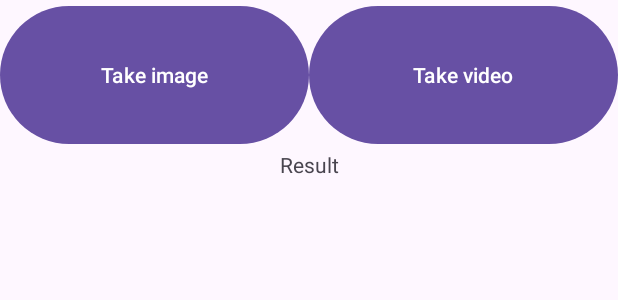
After one commit to minhquanBr2/HCMUS-mobiledev-intents, an Android app: the layout activity_khang1.xml on its own in the app's theme, with its tools: preview values and no code run, on a phone screen of 412 x 824 dp. The commit adds this screen. Shown: the top 300 px of the screen. Run offline under Robolectric (Android 15) with nearby library versions, the phone set to English and light mode, and no system bars.

Commit message:
Khang done

```diff
--- /dev/null
+++ b/app/src/main/res/layout/activity_khang1.xml
@@ -0,0 +1,36 @@
+<?xml version="1.0" encoding="utf-8"?>
+<LinearLayout xmlns:android="http://schemas.android.com/apk/res/android"
+    xmlns:app="http://schemas.android.com/apk/res-auto"
+    xmlns:tools="http://schemas.android.com/tools"
+    android:layout_width="match_parent"
+    android:layout_height="match_parent"
+    tools:context=".KhangActivity1"
+    android:orientation="vertical">
+    <LinearLayout
+        android:layout_width="match_parent"
+        android:layout_height="300px"
+        android:layout_weight="1">
+        <Button
+            android:layout_width="match_parent"
+            android:layout_height="match_parent"
+            android:layout_weight="1"
+            android:text="Take image"
+            android:id="@+id/imageButton"/>
+        <Button
+            android:layout_width="match_parent"
+            android:layout_height="match_parent"
+            android:layout_weight="1"
+            android:text="Take video"
+            android:id="@+id/videoButton"/>
+
+    </LinearLayout>
+    <TextView
+        android:layout_width="match_parent"
+        android:layout_height="match_parent"
+        android:layout_weight="1"
+        android:layout_gravity="center"
+        android:text="Result"
+        android:textAlignment="center"
+        android:id="@+id/resultText"/>
+
+</LinearLayout>
--- /dev/null
+++ b/app/src/main/res/xml/file_paths.xml
@@ -0,0 +1,3 @@
+<paths xmlns:android="http://schemas.android.com/apk/res/android">
+    <external-files-path name="my_images" path="Pictures" />
+</paths>
```
Also changed, not shown: app/src/main/AndroidManifest.xml (+24 -4 lines), app/src/main/java/com/example/common_intents/KhangActivity1.java (added, +144 -0 lines), app/src/main/java/com/example/common_intents/MainActivity.java (+14 -1 lines).
